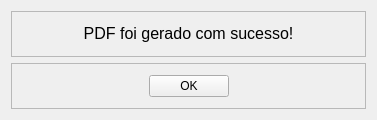
kawlu/Atlas-Finance, file ui/SucessPDFWindow.ui: the form before one commit.
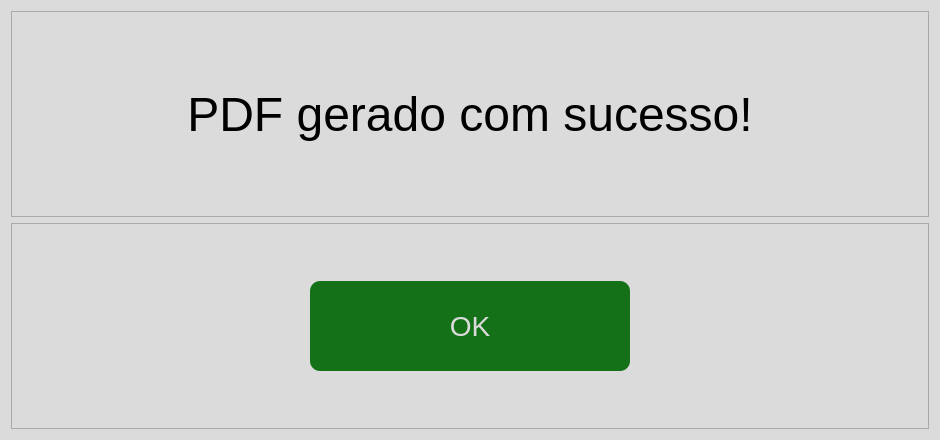
The form after the commit.

Commit message: Update geração de relatório com formatação correta

```diff
--- a/ui/SucessPDFWindow.ui
+++ b/ui/SucessPDFWindow.ui
@@ -6,13 +6,16 @@
    <rect>
     <x>0</x>
     <y>0</y>
-    <width>377</width>
-    <height>120</height>
+    <width>940</width>
+    <height>440</height>
    </rect>
   </property>
   <property name="windowTitle">
    <string>Form</string>
   </property>
+  <property name="styleSheet">
+   <string notr="true">background-color: #DBDBDB;</string>
+  </property>
   <layout class="QVBoxLayout" name="verticalLayout">
    <item>
     <widget class="QFrame" name="frame_2">
@@ -25,8 +28,16 @@
      <layout class="QVBoxLayout" name="verticalLayout_2">
       <item>
        <widget class="QLabel" name="label">
+        <property name="font">
+         <font>
+          <pointsize>36</pointsize>
+         </font>
+        </property>
         <property name="text">
-         <string>&lt;html&gt;&lt;head/&gt;&lt;body&gt;&lt;p align=&quot;center&quot;&gt;&lt;span style=&quot; font-size:12pt;&quot;&gt;PDF foi gerado com sucesso!&lt;/span&gt;&lt;/p&gt;&lt;/body&gt;&lt;/html&gt;</string>
+         <string>PDF gerado com sucesso!</string>
+        </property>
+        <property name="alignment">
+         <set>Qt::AlignCenter</set>
         </property>
        </widget>
       </item>
@@ -47,6 +58,9 @@
         <property name="orientation">
          <enum>Qt::Horizontal</enum>
         </property>
+        <property name="sizeType">
+         <enum>QSizePolicy::Maximum</enum>
+        </property>
         <property name="sizeHint" stdset="0">
          <size>
           <width>40</width>
@@ -57,6 +71,19 @@
       </item>
       <item>
        <widget class="QPushButton" name="btn_ok">
+        <property name="font">
+         <font>
+          <pointsize>21</pointsize>
+         </font>
+        </property>
+        <property name="styleSheet">
+         <string notr="true">background-color: #147117;
+color: #DBDBDB;
+border-radius: 10px;
+padding: 5px 10px;
+max-height: 80px;
+max-width: 300px;</string>
+        </property>
         <property name="text">
          <string>OK</string>
         </property>
@@ -67,6 +94,9 @@
         <property name="orientation">
          <enum>Qt::Horizontal</enum>
         </property>
+        <property name="sizeType">
+         <enum>QSizePolicy::Maximum</enum>
+        </property>
         <property name="sizeHint" stdset="0">
          <size>
           <width>40</width>
```
The commit also changes 1 other file.
